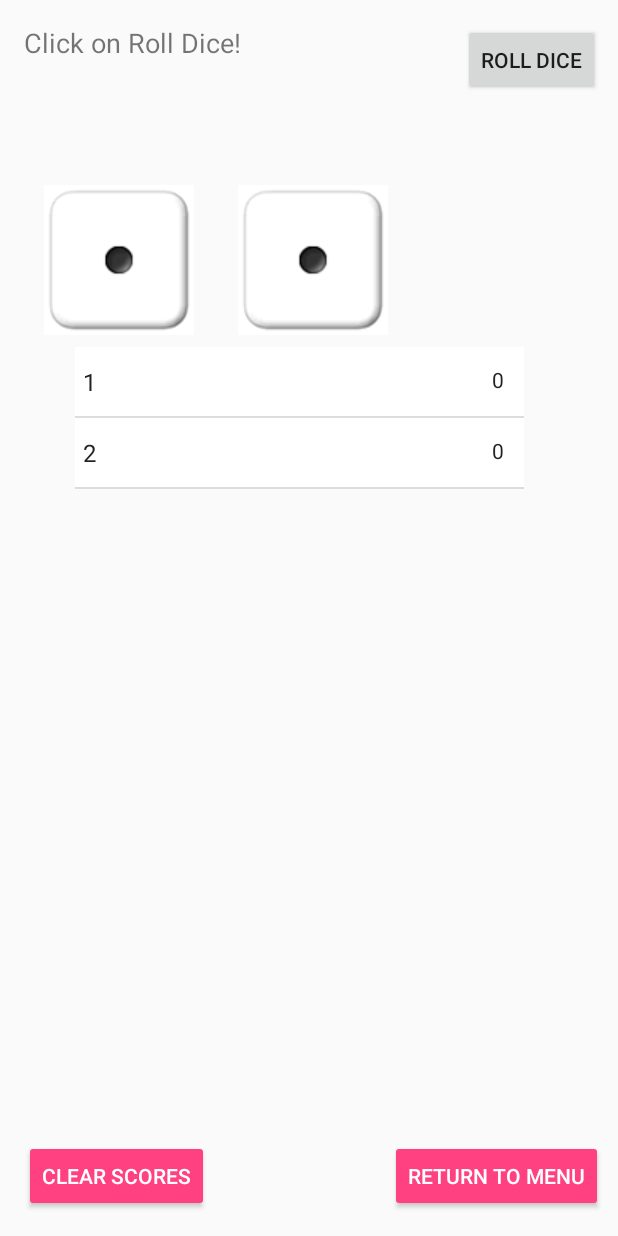
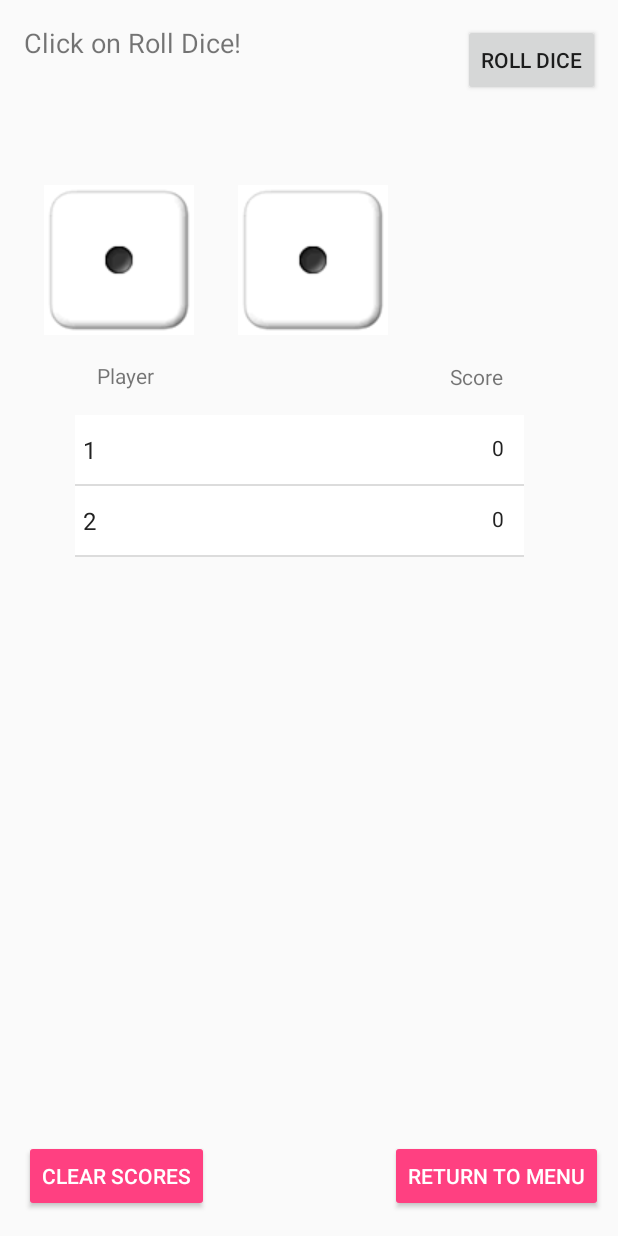
Before and after one commit to RyanBiggs/android-dice-game, an Android app: the screen it shows after launch (GameActivity), after a tap on "START GAME", on a phone screen of 412 x 824 dp. Run offline under Robolectric (Android 15) with nearby library versions, the phone set to English and light mode, and no system bars.

Commit message:
Fixed List view issue - added clear score function

```diff
--- a/DiceGame/app/src/main/AndroidManifest.xml
+++ b/DiceGame/app/src/main/AndroidManifest.xml
@@ -20,7 +20,6 @@
 
         <activity android:name=".GameActivity" />
 
-        <activity android:name=".HighScoresActivity"></activity>
     </application>
 
 </manifest>
--- a/DiceGame/app/src/main/java/com/ryantryanb/coursework2_6048/dicegame/MainActivity.java
+++ b/DiceGame/app/src/main/java/com/ryantryanb/coursework2_6048/dicegame/MainActivity.java
@@ -9,7 +9,7 @@ import android.widget.Button;
 public class MainActivity extends AppCompatActivity
 {
     private Button startGame;
-    private Button highScores;
+
 
     @Override
     protected void onCreate(Bundle savedInstanceState)
@@ -18,10 +18,10 @@ public class MainActivity extends AppCompatActivity
         setContentView(R.layout.activity_main);
 
         startGame = findViewById(R.id.btStartGame);
-        highScores = findViewById(R.id.btHighScores);
+
 
         onClickStartGame();
-        onClickReturnMenu();
+
     }
 
     //**********************************************
@@ -42,17 +42,7 @@ public class MainActivity extends AppCompatActivity
     //**************************************************
     // On click event handler for return to menu button
     //**************************************************
-    private void onClickReturnMenu()
-    {
-        highScores.setOnClickListener(new View.OnClickListener()
-        {
-            @Override
-            public void onClick(View view)
-            {
-                launchHighScoresActivity();
-            }
-        });
-    }
+
 
     //*************************************
     // Intent for changing to GameActivity
@@ -63,13 +53,6 @@ public class MainActivity extends AppCompatActivity
         startActivity(intent);
     }
 
-    //*******************************************
-    // Intent for changing to HighScoresActivity
-    //*******************************************
-    private void launchHighScoresActivity()
-    {
-        Intent intent = new Intent(this, HighScoresActivity.class);
-        startActivity(intent);
-    }
+
 
 }
--- a/DiceGame/app/src/main/java/com/ryantryanb/coursework2_6048/dicegame/adapter/CustomListAdapter.java
+++ b/DiceGame/app/src/main/java/com/ryantryanb/coursework2_6048/dicegame/adapter/CustomListAdapter.java
@@ -47,9 +47,9 @@ public class CustomListAdapter extends BaseAdapter {
         return position;
     }
 
-    public void refreshList(List<Scores> scoresScores) {
+    public void refreshList(List<Scores> scoresScores1) {
         this.scoresScores.clear();
-        this.scoresScores.addAll(scoresScores);
+        this.scoresScores.addAll(scoresScores1);
         notifyDataSetChanged();
     }
 
--- a/DiceGame/app/src/main/res/layout/activity_game.xml
+++ b/DiceGame/app/src/main/res/layout/activity_game.xml
@@ -110,7 +110,7 @@
         android:layout_marginBottom="8dp"
         android:layout_marginLeft="32dp"
         android:layout_marginRight="8dp"
-        android:layout_marginTop="8dp"
+        android:layout_marginTop="53dp"
         app:layout_constraintBottom_toTopOf="@+id/btHighScores"
         app:layout_constraintHorizontal_bias="0.244"
         app:layout_constraintLeft_toLeftOf="parent"
@@ -118,4 +118,34 @@
         app:layout_constraintTop_toBottomOf="@+id/diceImage2"
         app:layout_constraintVertical_bias="0.598" />
 
+    <TextView
+        android:id="@+id/playerText"
+        android:layout_width="wrap_content"
+        android:layout_height="wrap_content"
+        android:layout_marginBottom="8dp"
+        android:layout_marginLeft="8dp"
+        android:layout_marginRight="8dp"
+        android:layout_marginTop="8dp"
+        android:text="Player"
+        app:layout_constraintBottom_toTopOf="@+id/list"
+        app:layout_constraintLeft_toLeftOf="@+id/diceImage1"
+        app:layout_constraintRight_toLeftOf="@+id/diceImage2"
+        app:layout_constraintTop_toBottomOf="@+id/diceImage1" />
+
+    <TextView
+        android:id="@+id/scoreText"
+        android:layout_width="wrap_content"
+        android:layout_height="wrap_content"
+        android:layout_marginBottom="8dp"
+        android:layout_marginLeft="193dp"
+        android:layout_marginRight="8dp"
+        android:layout_marginTop="8dp"
+        android:text="Score"
+        app:layout_constraintBottom_toTopOf="@+id/list"
+        app:layout_constraintHorizontal_bias="0.055"
+        app:layout_constraintLeft_toRightOf="@+id/playerText"
+        app:layout_constraintRight_toRightOf="parent"
+        app:layout_constraintTop_toBottomOf="@+id/diceImage2"
+        app:layout_constraintVertical_bias="0.55" />
+
 </android.support.constraint.ConstraintLayout>
```
Also changed, not shown: DiceGame/app/src/main/java/com/ryantryanb/coursework2_6048/dicegame/GameActivity.java (+66 -14 lines), DiceGame/app/src/main/java/com/ryantryanb/coursework2_6048/dicegame/HighScoresActivity.java (deleted, +0 -38 lines), DiceGame/app/src/main/res/layout/activity_high_scores.xml (deleted, +0 -42 lines), DiceGame/app/src/main/res/layout/activity_main.xml (+11 -18 lines).
